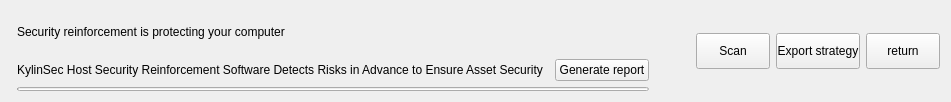
Before: the Qt Designer form plugins/gui/br/progress.ui in openeuler-mirror/ks-ssr, drawn with Qt 5.
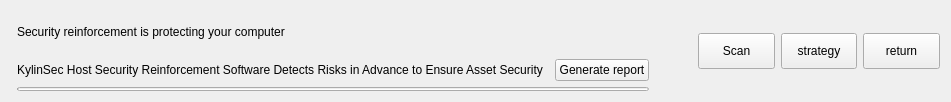
After: the same form once the commit is applied. Custom widgets are drawn as their Qt base class.

Diff of the .ui file:
```diff
--- a/plugins/gui/br/progress.ui
+++ b/plugins/gui/br/progress.ui
@@ -114,8 +114,13 @@
        <height>36</height>
       </size>
      </property>
+     <property name="styleSheet">
+      <string notr="true">QPushButton::menu-indicator{
+	subcontrol-position: right center;
+}</string>
+     </property>
      <property name="text">
-      <string>Export strategy</string>
+      <string>strategy</string>
      </property>
     </widget>
    </item>
```
Left out of the diff: 2 changed lines with no effect on the pictures.
